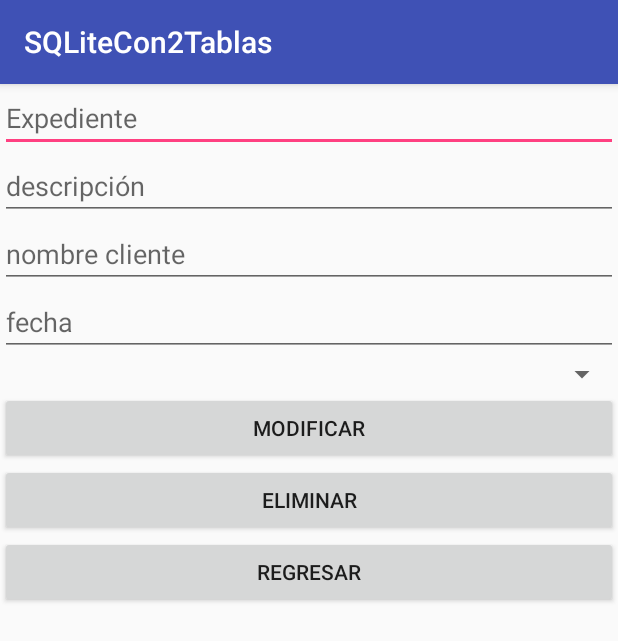
After one commit to sergiobenigno/Abogados, an Android app: the Main6Activity screen opened directly, with no data from a screen before it, on a phone screen of 412 x 824 dp. The commit adds this screen. Shown: the top 641 px of the screen. Run offline under Robolectric (Android 15) with nearby library versions, the phone set to English and light mode, and no system bars.

Commit message:
antes de modificar / eliminar expediente

```diff
--- a/app/src/main/AndroidManifest.xml
+++ b/app/src/main/AndroidManifest.xml
@@ -22,7 +22,8 @@
         </activity>
         <activity android:name=".Main3Activity" />
         <activity android:name=".Main4Activity" />
-        <activity android:name=".Main5Activity"></activity>
+        <activity android:name=".Main5Activity" />
+        <activity android:name=".Main6Activity"></activity>
     </application>
 
 </manifest>
--- a/app/src/main/java/com/example/benigno/sqlitecon2tablas/Main3Activity.java
+++ b/app/src/main/java/com/example/benigno/sqlitecon2tablas/Main3Activity.java
@@ -56,7 +56,7 @@ public class Main3Activity extends AppCompatActivity {
         try {
             String nombres[] = {"No hay abogados capturados aun"};
             Abogado[] s = ab.consulta();
-            if (s.length > 0) {
+            if (s!=null) {
                 nombres = new String[s.length];
                 for (int i = 0; i < nombres.length; i++) {
                     nombres[i] = s[i].nombre;
--- /dev/null
+++ b/app/src/main/java/com/example/benigno/sqlitecon2tablas/Main6Activity.java
@@ -0,0 +1,23 @@
+package com.example.benigno.sqlitecon2tablas;
+
+import android.support.v7.app.AppCompatActivity;
+import android.os.Bundle;
+import android.widget.Button;
+import android.widget.EditText;
+import android.widget.Spinner;
+
+public class Main6Activity extends AppCompatActivity {
+    EditText id, descripcion, cliente, fecha;
+    Spinner idabogado;
+    Button modificar, eliminar, regresar;
+    Abogado[] abogados;
+    Expediente expediente;
+
+    @Override
+    protected void onCreate(Bundle savedInstanceState) {
+        super.onCreate(savedInstanceState);
+        setContentView(R.layout.activity_main6);
+
+
+    }
+}
--- /dev/null
+++ b/app/src/main/res/layout/activity_main6.xml
@@ -0,0 +1,52 @@
+<?xml version="1.0" encoding="utf-8"?>
+<LinearLayout xmlns:android="http://schemas.android.com/apk/res/android"
+    xmlns:app="http://schemas.android.com/apk/res-auto"
+    xmlns:tools="http://schemas.android.com/tools"
+    android:layout_width="match_parent"
+    android:layout_height="match_parent"
+    android:orientation="vertical"
+    tools:context=".Main6Activity">
+
+    <EditText
+        android:layout_width="match_parent"
+        android:layout_height="wrap_content"
+        android:hint="Expediente"
+        android:id="@+id/idexpediente2"/>
+    <EditText
+        android:layout_width="match_parent"
+        android:hint="descripción"
+        android:layout_height="wrap_content"
+        android:id="@+id/descripcion2"/>
+    <EditText
+        android:layout_width="match_parent"
+        android:hint="nombre cliente"
+        android:layout_height="wrap_content"
+        android:id="@+id/cliente2"/>
+    <EditText
+        android:layout_width="match_parent"
+        android:hint="fecha"
+        android:inputType="date"
+        android:layout_height="wrap_content"
+        android:id="@+id/fecha2"/>
+    <Spinner
+        android:layout_width="match_parent"
+        android:layout_height="wrap_content"
+        android:id="@+id/abogado2"/>
+
+    <Button
+        android:layout_width="match_parent"
+        android:layout_height="wrap_content"
+        android:id="@+id/modificarexpediente"
+        android:text="modificar"/>
+    <Button
+        android:layout_width="match_parent"
+        android:layout_height="wrap_content"
+        android:id="@+id/eliminarexpediente"
+        android:text="eliminar"/>
+    <Button
+        android:layout_width="match_parent"
+        android:layout_height="wrap_content"
+        android:id="@+id/patras"
+        android:text="regresar"/>
+
+</LinearLayout>
```
Also changed, not shown: app/src/main/java/com/example/benigno/sqlitecon2tablas/Main2Activity.java (+42 -9 lines).
